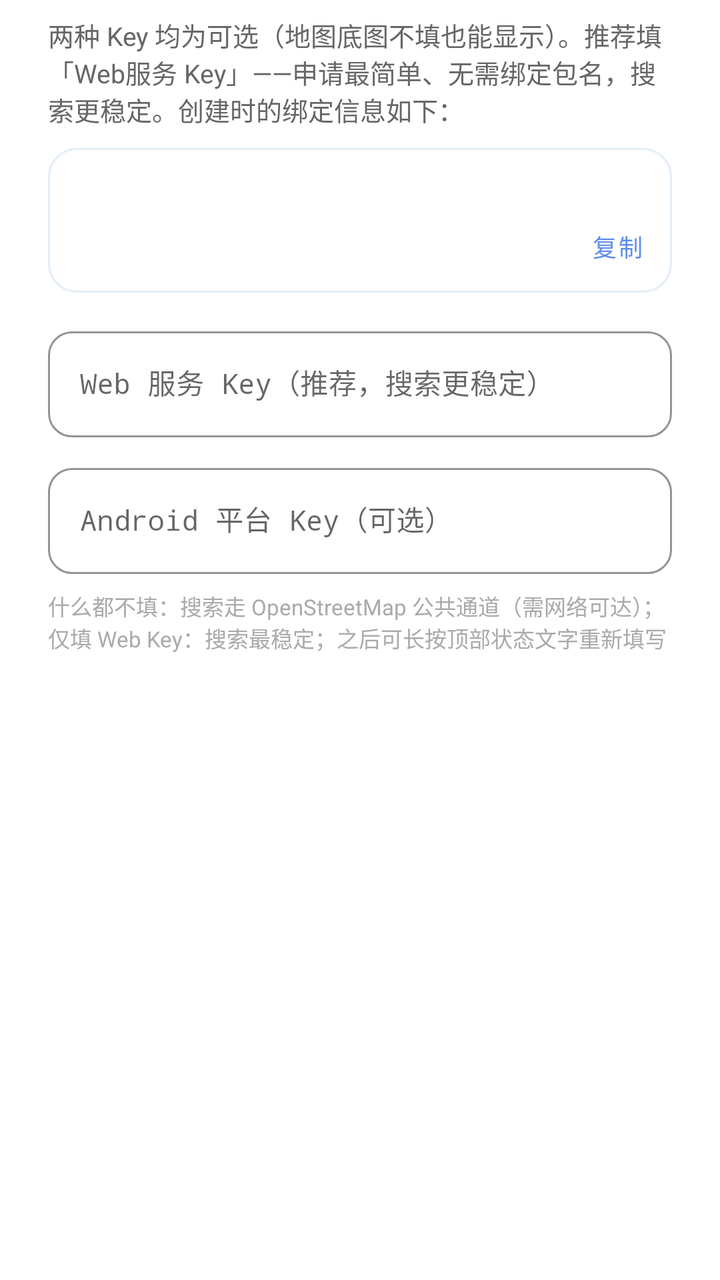
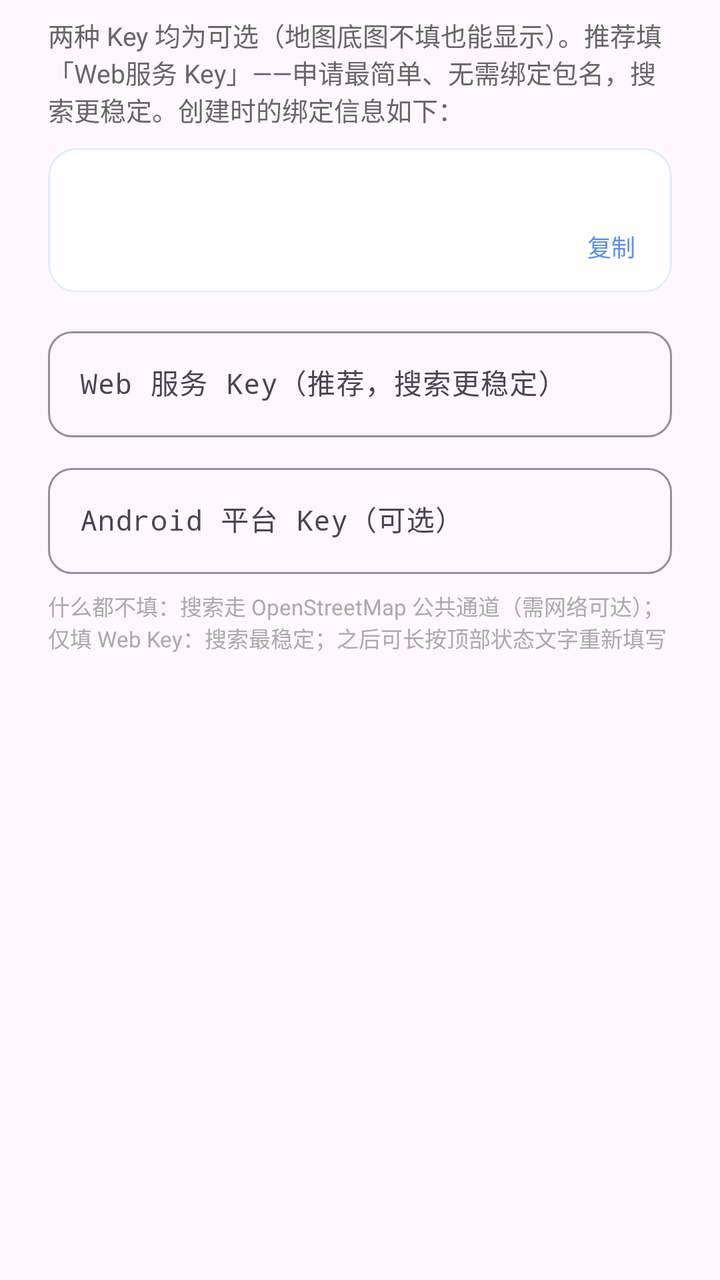

Screens rendered from an Android XML layout before and after an edit, with the pre-edit source and the edit as a unified diff.
<!-- AndroidManifest.xml: application theme Theme.Irest -->
<!-- res/layout/dialog_api_key.xml -->
<?xml version="1.0" encoding="utf-8"?>
<LinearLayout xmlns:android="http://schemas.android.com/apk/res/android"
    xmlns:app="http://schemas.android.com/apk/res-auto"
    android:layout_width="match_parent"
    android:layout_height="wrap_content"
    android:orientation="vertical"
    android:paddingStart="24dp"
    android:paddingEnd="24dp"
    android:paddingTop="8dp">

    <TextView
        android:layout_width="match_parent"
        android:layout_height="wrap_content"
        android:text="两种 Key 均为可选（地图底图不填也能显示）。推荐填「Web服务 Key」——申请最简单、无需绑定包名，搜索更稳定。创建时的绑定信息如下："
        android:textColor="#666666"
        android:textSize="13sp" />

    
    <LinearLayout
        android:layout_width="match_parent"
        android:layout_height="wrap_content"
        android:layout_marginTop="10dp"
        android:background="@drawable/bg_search_dropdown"
        android:orientation="vertical"
        android:paddingStart="14dp"
        android:paddingEnd="6dp"
        android:paddingTop="10dp"
        android:paddingBottom="6dp">

        <TextView
            android:id="@+id/tv_pkg"
            android:layout_width="match_parent"
            android:layout_height="wrap_content"
            android:textColor="#444444"
            android:textSize="12sp"
            android:fontFamily="monospace" />

        <LinearLayout
            android:layout_width="match_parent"
            android:layout_height="wrap_content"
            android:layout_marginTop="4dp"
            android:gravity="center_vertical"
            android:orientation="horizontal">

            <TextView
                android:id="@+id/tv_sha1"
                android:layout_width="0dp"
                android:layout_height="wrap_content"
                android:layout_weight="1"
                android:textColor="#444444"
                android:textSize="12sp"
                android:fontFamily="monospace" />

        <com.google.android.material.button.MaterialButton
                android:id="@+id/btn_copy"
                style="@style/Widget.MaterialComponents.Button.TextButton"
                android:layout_width="wrap_content"
                android:layout_height="36dp"
                android:minWidth="0dp"
                android:text="复制"
                android:textSize="12sp"
                android:textColor="#5B8DEF" />
        </LinearLayout>
    </LinearLayout>

    
    <com.google.android.material.textfield.TextInputLayout
        style="@style/Widget.MaterialComponents.TextInputLayout.OutlinedBox"
        android:layout_width="match_parent"
        android:layout_height="wrap_content"
        android:layout_marginTop="14dp"
        android:hint="Web 服务 Key（推荐，搜索更稳定）"
        app:boxCornerRadiusBottomEnd="12dp"
        app:boxCornerRadiusBottomStart="12dp"
        app:boxCornerRadiusTopEnd="12dp"
        app:boxCornerRadiusTopStart="12dp"
        app:boxStrokeColor="#5B8DEF">

        <com.google.android.material.textfield.TextInputEditText
            android:id="@+id/et_api_key_web"
            android:layout_width="match_parent"
            android:layout_height="wrap_content"
            android:inputType="text"
            android:maxLines="1"
            android:textSize="14sp"
            android:fontFamily="monospace" />
    </com.google.android.material.textfield.TextInputLayout>

    
    <com.google.android.material.textfield.TextInputLayout
        style="@style/Widget.MaterialComponents.TextInputLayout.OutlinedBox"
        android:layout_width="match_parent"
        android:layout_height="wrap_content"
        android:layout_marginTop="10dp"
        android:hint="Android 平台 Key（可选）"
        app:boxCornerRadiusBottomEnd="12dp"
        app:boxCornerRadiusBottomStart="12dp"
        app:boxCornerRadiusTopEnd="12dp"
        app:boxCornerRadiusTopStart="12dp"
        app:boxStrokeColor="#5B8DEF">

        <com.google.android.material.textfield.TextInputEditText
            android:id="@+id/et_api_key"
            android:layout_width="match_parent"
            android:layout_height="wrap_content"
            android:inputType="text"
            android:maxLines="1"
            android:textSize="14sp"
            android:fontFamily="monospace" />
    </com.google.android.material.textfield.TextInputLayout>

    <TextView
        android:layout_width="match_parent"
        android:layout_height="wrap_content"
        android:layout_marginTop="8dp"
        android:text="什么都不填：搜索走 OpenStreetMap 公共通道（需网络可达）；仅填 Web Key：搜索最稳定；之后可长按顶部状态文字重新填写"
        android:textColor="#AAAAAA"
        android:textSize="11sp" />
</LinearLayout>
<!-- resources referenced by this layout -->
<resources>
  <!-- drawable bg_search_dropdown (drawable) -->
  <?xml version="1.0" encoding="utf-8"?>
  <shape xmlns:android="http://schemas.android.com/apk/res/android"
      android:shape="rectangle">
      <solid android:color="#FFFFFF" />
      <corners android:radius="14dp" />
      <stroke
          android:width="1dp"
          android:color="#E3EDF9" />
  </shape>
  <style name="Theme.Irest" parent="Theme.MaterialComponents.DayNight.NoActionBar">
          <item name="android:statusBarColor">@android:color/transparent</item>
          <item name="android:windowLightStatusBar">true</item>
  
  
      </style>
</resources>

<!-- the commit's change to res/layout/dialog_api_key.xml (unified diff, before → after) -->
@@ -53,7 +53,7 @@
 
         <com.google.android.material.button.MaterialButton
                 android:id="@+id/btn_copy"
-                style="@style/Widget.MaterialComponents.Button.TextButton"
+                style="@style/Widget.Material3.Button.TextButton"
                 android:layout_width="wrap_content"
                 android:layout_height="36dp"
                 android:minWidth="0dp"
@@ -65,7 +65,7 @@
 
     
     <com.google.android.material.textfield.TextInputLayout
-        style="@style/Widget.MaterialComponents.TextInputLayout.OutlinedBox"
+        style="@style/Widget.Material3.TextInputLayout.OutlinedBox"
         android:layout_width="match_parent"
         android:layout_height="wrap_content"
         android:layout_marginTop="14dp"
@@ -88,7 +88,7 @@
 
     
     <com.google.android.material.textfield.TextInputLayout
-        style="@style/Widget.MaterialComponents.TextInputLayout.OutlinedBox"
+        style="@style/Widget.Material3.TextInputLayout.OutlinedBox"
         android:layout_width="match_parent"
         android:layout_height="wrap_content"
         android:layout_marginTop="10dp"
<!-- resource entries referenced after the edit -->
@@ -10,7 +10,7 @@
           android:width="1dp"
           android:color="#E3EDF9" />
   </shape>
-  <style name="Theme.Irest" parent="Theme.MaterialComponents.DayNight.NoActionBar">
+  <style name="Theme.Irest" parent="Theme.Material3.DayNight.NoActionBar">
           <item name="android:statusBarColor">@android:color/transparent</item>
           <item name="android:windowLightStatusBar">true</item>
   
